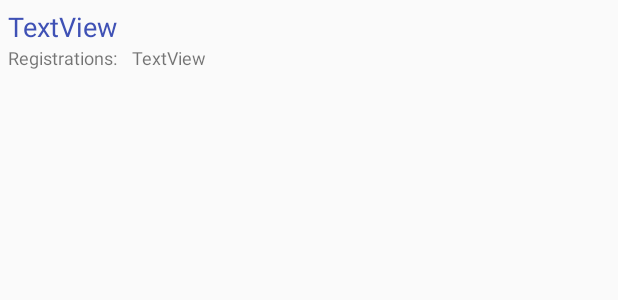
After one commit to alfoirazabal/DNToIPRecorder, an Android app: the layout domain_names_list_item.xml on its own in the app's theme, with its tools: preview values and no code run, on a phone screen of 412 x 824 dp. The commit adds this screen. Shown: the top 300 px of the screen. Run offline under Robolectric (Android 15) with nearby library versions, the phone set to English and light mode, and no system bars.

Commit message:
Created New View for Reviewing ordered List of Domain Names with Times Viewed
Method getListOfDNsAndTimesRequested on DBHelper now returns an ArrayList with Domain Names and Appearances (new inner class on DomainNamesListActivity)

```diff
--- a/app/build.gradle
+++ b/app/build.gradle
@@ -4,7 +4,7 @@ android {
     compileSdkVersion 28
     defaultConfig {
         applicationId "com.alfoirazaballevy.dntoiprecorder"
-        minSdkVersion 21
+        minSdkVersion 24
         targetSdkVersion 28
         versionCode 1
         versionName "1.0"
@@ -25,4 +25,5 @@ dependencies {
     testImplementation 'junit:junit:4.12'
     androidTestImplementation 'androidx.test:runner:1.1.1'
     androidTestImplementation 'androidx.test.espresso:espresso-core:3.1.1'
+    implementation 'androidx.recyclerview:recyclerview:1.1.0'
 }
--- a/app/src/main/AndroidManifest.xml
+++ b/app/src/main/AndroidManifest.xml
@@ -20,6 +20,7 @@
                 <category android:name="android.intent.category.LAUNCHER" />
             </intent-filter>
         </activity>
+        <activity android:name=".DomainNamesListActivity"></activity>
         <service android:name=".workers.ServerDataGetterService"></service>
         <service android:name=".Helpers.SDGSJobService"
             android:permission="android.permission.BIND_JOB_SERVICE" />
--- /dev/null
+++ b/app/src/main/res/layout/domain_names_list_item.xml
@@ -0,0 +1,40 @@
+<?xml version="1.0" encoding="utf-8"?>
+<androidx.constraintlayout.widget.ConstraintLayout xmlns:android="http://schemas.android.com/apk/res/android"
+    xmlns:app="http://schemas.android.com/apk/res-auto"
+    xmlns:tools="http://schemas.android.com/tools"
+    android:layout_width="match_parent"
+    android:layout_height="wrap_content"
+    android:layout_margin="5dp"
+    android:orientation="vertical">
+
+    <TextView
+        android:id="@+id/txt_domain_name"
+        android:layout_width="match_parent"
+        android:layout_height="wrap_content"
+        android:text="TextView"
+        android:textColor="#3F51B5"
+        android:textSize="18sp"
+        app:layout_constraintStart_toStartOf="parent"
+        app:layout_constraintTop_toTopOf="parent" />
+
+    <TextView
+        android:id="@+id/textView"
+        android:layout_width="wrap_content"
+        android:layout_height="wrap_content"
+        android:text="Registrations:"
+        android:textSize="12sp"
+        app:layout_constraintStart_toStartOf="parent"
+        app:layout_constraintTop_toBottomOf="@+id/txt_domain_name" />
+
+    <TextView
+        android:id="@+id/txt_appearances"
+        android:layout_width="wrap_content"
+        android:layout_height="wrap_content"
+        android:layout_marginStart="10dp"
+        android:text="TextView"
+        android:textSize="12sp"
+        app:layout_constraintEnd_toEndOf="parent"
+        app:layout_constraintHorizontal_bias="0.0"
+        app:layout_constraintStart_toEndOf="@+id/textView"
+        app:layout_constraintTop_toTopOf="@+id/textView" />
+</androidx.constraintlayout.widget.ConstraintLayout>
```
Also changed, not shown: app/src/main/java/com/alfoirazaballevy/dntoiprecorder/DomainNamesListActivity.java (added, +61 -0 lines), app/src/main/java/com/alfoirazaballevy/dntoiprecorder/MainActivity.java (+6 -1 lines), app/src/main/java/com/alfoirazaballevy/dntoiprecorder/dbops/DBHelper.java (+17 -2 lines), app/src/main/java/com/alfoirazaballevy/dntoiprecorder/listHelpers/DomainNamesListAdapter.java (added, +73 -0 lines), app/src/main/res/layout/domain_names_list.xml (added, +10 -0 lines), 1 other file.
